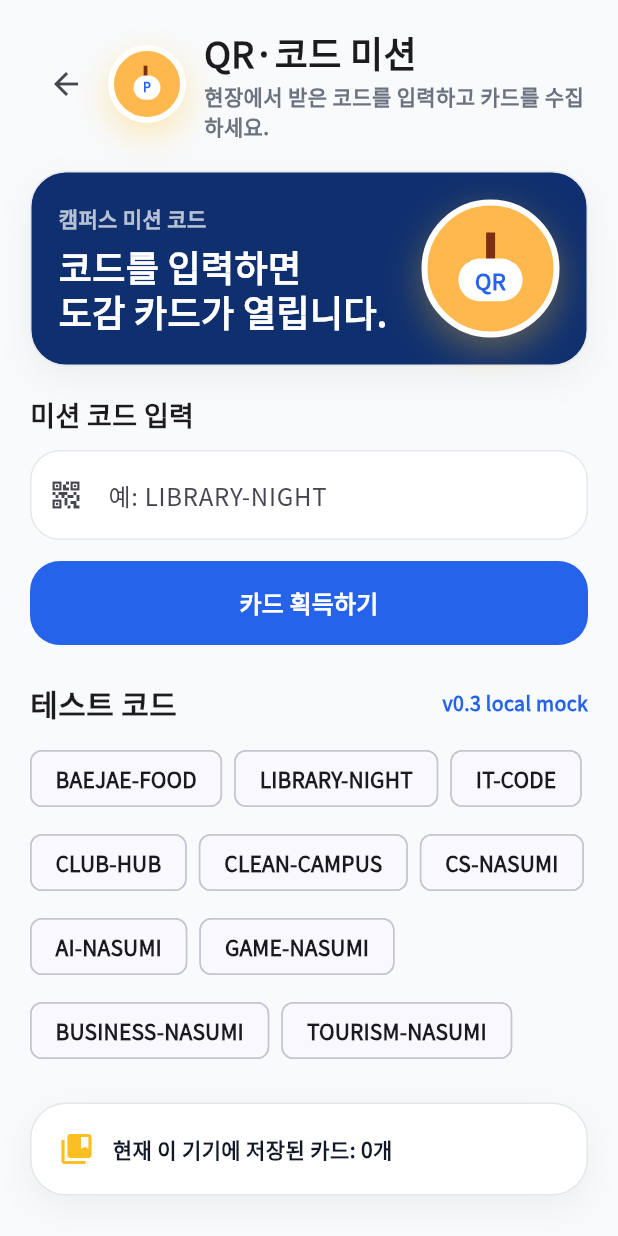
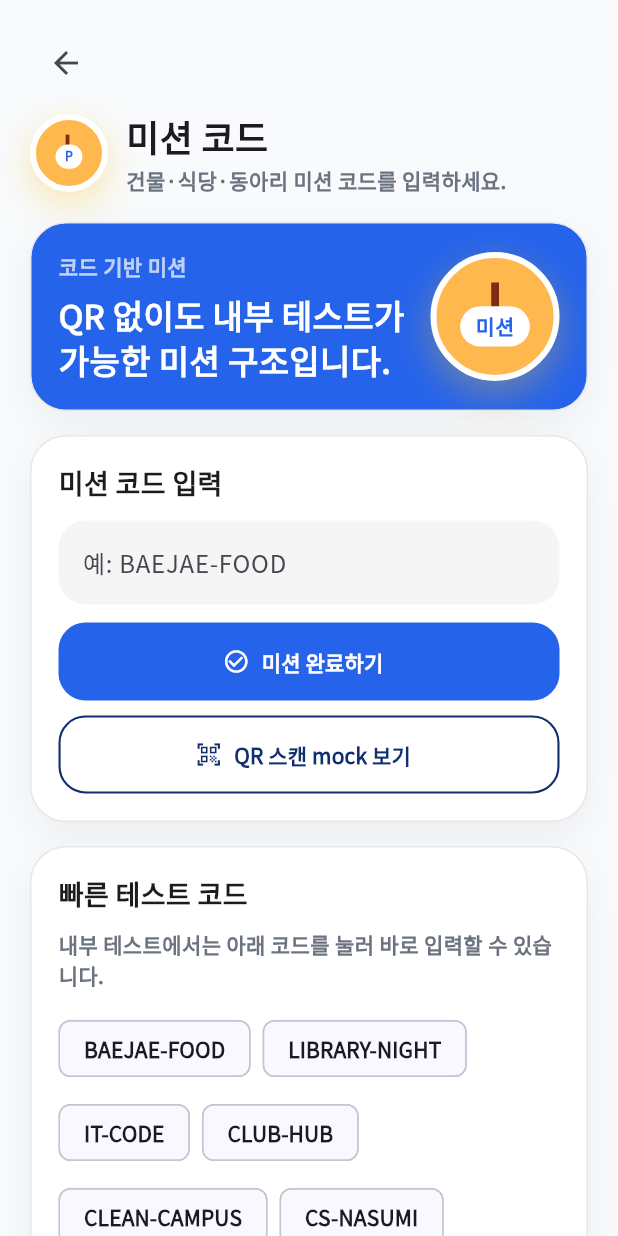
Before and after one commit to gxmzung/paejae-pick-2-app, a Flutter app: the MissionCodeScreen screen opened directly, on a phone screen of 412 x 824 dp. Run offline on Flutter 3.47's test engine with Material 3 defaults, Android fonts, the phone set to English and light mode, and no system bars; our stand-ins replace google_fonts, shared_preferences; accounts and stored records are empty.

Commit message:
feat: polish QR mission mock and code entry flow

```diff
--- a/lib/main.dart
+++ b/lib/main.dart
@@ -2236,6 +2236,134 @@ class ProfileRow extends StatelessWidget {
 }
 
 
+
+class QRMockScreen extends StatelessWidget {
+  const QRMockScreen({super.key});
+
+  @override
+  Widget build(BuildContext context) {
+    return Scaffold(
+      backgroundColor: AppColors.bg,
+      body: SafeArea(
+        child: SingleChildScrollView(
+          padding: const EdgeInsets.fromLTRB(20, 18, 20, 24),
+          child: Column(
+            crossAxisAlignment: CrossAxisAlignment.start,
+            children: [
+              IconButton(
+                onPressed: () => Navigator.of(context).pop(),
+                icon: const Icon(Icons.arrow_back),
+              ),
+              const SizedBox(height: 8),
+              const Header(
+                title: 'QR 스캔',
+                subtitle: 'v1.3에서는 실제 카메라 대신 mock 화면으로 제공합니다.',
+              ),
+              const SizedBox(height: 20),
+              AppCard(
+                color: AppColors.darkBlue,
+                child: Column(
+                  children: [
+                    Container(
+                      width: double.infinity,
+                      height: 260,
+                      decoration: BoxDecoration(
+                        color: Colors.white.withOpacity(0.08),
+                        borderRadius: BorderRadius.circular(26),
+                        border: Border.all(color: Colors.white24, width: 2),
+                      ),
+                      child: Stack(
+                        alignment: Alignment.center,
+                        children: [
+                          Container(
+                            width: 180,
+                            height: 180,
+                            decoration: BoxDecoration(
+                              border: Border.all(color: Colors.white, width: 4),
+                              borderRadius: BorderRadius.circular(22),
+                            ),
+                          ),
+                          const Icon(Icons.qr_code_scanner, color: Colors.white, size: 84),
+                        ],
+                      ),
+                    ),
+                    const SizedBox(height: 18),
+                    const Text(
+                      '실제 QR 스캐너는 v1.4 이후 연동 예정',
+                      textAlign: TextAlign.center,
+                      style: TextStyle(
+                        color: Colors.white,
+                        fontWeight: FontWeight.w900,
+                        fontSize: 18,
+                      ),
+                    ),
+                    const SizedBox(height: 8),
+                    const Text(
+                      '현재는 내부 테스트를 위해 코드 입력 방식으로 미션을 완료합니다.',
+                      textAlign: TextAlign.center,
+                      style: TextStyle(
+                        color: Colors.white70,
+                        fontWeight: FontWeight.w700,
+                        height: 1.5,
+                      ),
+                    ),
+                  ],
+                ),
+              ),
+              const SizedBox(height: 18),
+              AppCard(
+                child: Column(
+                  crossAxisAlignment: CrossAxisAlignment.start,
+                  children: [
+                    const Text(
+                      '왜 아직 mock인가요?',
+                      style: TextStyle(fontSize: 18, fontWeight: FontWeight.w900),
+                    ),
+                    const SizedBox(height: 10),
+                    const Text(
+                      '실제 QR 스캔은 카메라 권한, 기기 테스트, 개인정보/위치 오해 가능성, 악용 방지 로직이 필요합니다. 내부 테스트 단계에서는 코드 입력으로 사용성을 먼저 검증합니다.',
+                      style: TextStyle(
+                        color: AppColors.sub,
+                        fontWeight: FontWeight.w700,
+                        height: 1.6,
+                      ),
+                    ),
+                    const SizedBox(height: 14),
+                    SizedBox(
+                      width: double.infinity,
+                      height: 52,
+                      child: FilledButton.icon(
+                        style: FilledButton.styleFrom(
+                          backgroundColor: AppColors.blue,
+                          shape: RoundedRectangleBorder(
+                            borderRadius: BorderRadius.circular(18),
+                          ),
+                        ),
+                        onPressed: () {
+                          Navigator.of(context).push(
+                            MaterialPageRoute(
+                              builder: (_) => const MissionCodeScreen(),
+                            ),
+                          );
+                        },
+                        icon: const Icon(Icons.keyboard),
+                        label: const Text(
+                          '코드 입력으로 미션 완료',
+                          style: TextStyle(fontWeight: FontWeight.w900),
+                        ),
+                      ),
+                    ),
+                  ],
+                ),
+              ),
+            ],
+          ),
+        ),
+      ),
+    );
+  }
+}
+
 class MissionCodeScreen extends StatefulWidget {
   const MissionCodeScreen({super.key});
 
@@ -2245,31 +2373,32 @@ class MissionCodeScreen extends StatefulWidget {
 
 class _MissionCodeScreenState extends State<MissionCodeScreen> {
   final TextEditingController controller = TextEditingController();
+  String? errorMessage;
 
   final Map<String, Map<String, String>> missionRewards = const {
     'BAEJAE-FOOD': {
       'title': '학생식당 나섬이',
       'rarity': 'Common',
-      'desc': '학생식당 방문 미션을 완료해서 획득한 나섬이 카드입니다.',
+      'desc': '학생식당 방문 미션을 완료해서 획득한 나섬이입니다.',
       'titleReward': '오늘의 식객',
     },
     'LIBRARY-NIGHT': {
       'title': '도서관 나섬이',
       'rarity': 'Rare',
-      'desc': '도서관 야간 탐험 미션을 완료해서 획득한 나섬이 카드입니다.',
-      'titleReward': '야간 학습자',
+      'desc': '시험기간 도서관 미션을 완료해서 획득한 나섬이입니다.',
+      'titleReward': '밤샘 탐험가',
     },
     'IT-CODE': {
       'title': 'IT관 개발자 나섬이',
       'rarity': 'Rare',
-      'desc': 'IT관 코드 미션을 완료해서 획득한 개발자 나섬이 카드입니다.',
+      'desc': '정보과학관 개발자 미션을 완료해서 획득한 나섬이입니다.',
       'titleReward': '캠퍼스 빌더',
     },
     'CLUB-HUB': {
       'title': '동아리 헌터 배지',
       'rarity': 'Badge',
-      'desc': '동아리 공고관 미션을 완료해서 획득한 배지입니다.',
-      'titleReward': '동아리 헌터',
+      'desc': '동아리 공고관 탐색 미션을 완료해서 획득한 배지입니다.',
+      'titleReward': '동아리 탐색자',
     },
     'CLEAN-CAMPUS': {
       'title': '클린캠퍼스 배지',
@@ -2309,50 +2438,33 @@ class _MissionCodeScreenState extends State<MissionCodeScreen> {
     },
   };
 
-  String? errorText;
-  List<String> collected = [];
-
-  @override
-  void initState() {
-    super.initState();
-    loadCollected();
-  }
-
-  Future<void> loadCollected() async {
-    final prefs = await SharedPreferences.getInstance();
-    setState(() {
-      collected = prefs.getStringList('collected_cards') ?? [];
-    });
-  }
-
   Future<void> submitCode() async {
     final code = controller.text.trim().toUpperCase();
 
     if (!missionRewards.containsKey(code)) {
       setState(() {
-        errorText = '유효하지 않은 미션 코드입니다.';
+        errorMessage = '등록되지 않은 미션 코드입니다. 테스트 코드 목록을 확인하세요.';
       });
       return;
     }
 
     final reward = missionRewards[code]!;
-    final cardTitle = reward['title']!;
-
     final prefs = await SharedPreferences.getInstance();
     final current = prefs.getStringList('collected_cards') ?? [];
-
-    if (!current.contains(cardTitle)) {
-      current.add(cardTitle);
+    final title = reward['title']!;
+
+    if (!current.contains(title)) {
+      current.add(title);
       await prefs.setStringList('collected_cards', current);
     }
 
     if (!mounted) return;
 
-    Navigator.of(context).pushReplacement(
+    Navigator.of(context).push(
       MaterialPageRoute(
         builder: (_) => MissionCompleteScreen(
           code: code,
-          title: reward['title']!,
+          title: title,
           rarity: reward['rarity']!,
           desc: reward['desc']!,
           titleReward: reward['titleReward']!,
@@ -2361,9 +2473,16 @@ class _MissionCodeScreenState extends State<MissionCodeScreen> {
     );
   }
 
+  void setQuickCode(String code) {
+    setState(() {
+      controller.text = code;
+      errorMessage = null;
+    });
+  }
+
   @override
   Widget build(BuildContext context) {
-    final sampleCodes = missionRewards.keys.toList();
+    final codes = missionRewards.keys.toList();
 
     return Scaffold(
       backgroundColor: AppColors.bg,
@@ -2373,137 +2492,142 @@ class _MissionCodeScreenState extends State<MissionCodeScreen> {
           child: Column(
             crossAxisAlignment: CrossAxisAlignment.start,
             children: [
-              Row(
-                children: [
               IconButton(
                 onPressed: () => Navigator.of(context).pop(),
                 icon: const Icon(Icons.arrow_back),
               ),
-                  const SizedBox(width: 4),
-                  const Expanded(
-                    child: Header(
-                      title: 'QR·코드 미션',
-                      subtitle: '현장에서 받은 코드를 입력하고 카드를 수집하세요.',
-                    ),
-                  ),
-                ],
-              ),
-              const SizedBox(height: 20),
+              const SizedBox(height: 8),
+              const Header(
+                title: '미션 코드',
+                subtitle: '건물·식당·동아리 미션 코드를 입력하세요.',
+              ),
+              const SizedBox(height: 18),
               AppCard(
-                color: AppColors.darkBlue,
+                color: AppColors.blue,
                 child: Row(
-                  children: [
-                    const Expanded(
+                  children: const [
+                    Expanded(
                       child: Column(
                         crossAxisAlignment: CrossAxisAlignment.start,
                         children: [
                           Text(
-                            '캠퍼스 미션 코드',
-                            style: TextStyle(
-                              color: Colors.white70,
-                              fontWeight: FontWeight.w800,
-                            ),
+                            '코드 기반 미션',
+                            style: TextStyle(color: Colors.white70, fontWeight: FontWeight.w800),
                           ),
                           SizedBox(height: 8),
                           Text(
-                            '코드를 입력하면\n도감 카드가 열립니다.',
+                            'QR 없이도 내부 테스트가\n가능한 미션 구조입니다.',
                             style: TextStyle(
                               color: Colors.white,
-                              fontSize: 24,
+                              fontSize: 22,
                               fontWeight: FontWeight.w900,
-                              height: 1.25,
-                            ),
-                          ),
-                        ],
-                      ),
-                    ),
-                    const Nasumi(size: 92, label: 'QR'),
-                  ],
-                ),
-              ),
-              const SizedBox(height: 20),
-              const Text(
-                '미션 코드 입력',
-                style: TextStyle(fontSize: 18, fontWeight: FontWeight.w900),
-              ),
-              const SizedBox(height: 10),
+                              height: 1.35,
+                            ),
+                          ),
+                        ],
+                      ),
+                    ),
+                    Nasumi(size: 86, label: '미션'),
+                  ],
+                ),
+              ),
+              const SizedBox(height: 16),
+              AppCard(
+                child: Column(
+                  crossAxisAlignment: CrossAxisAlignment.start,
+                  children: [
+                    const Text('미션 코드 입력', style: TextStyle(fontSize: 18, fontWeight: FontWeight.w900)),
+                    const SizedBox(height: 12),
                     TextField(
                       controller: controller,
                       textCapitalization: TextCapitalization.characters,
                       decoration: InputDecoration(
-                  hintText: '예: LIBRARY-NIGHT',
-                  errorText: errorText,
+                        hintText: '예: BAEJAE-FOOD',
+                        errorText: errorMessage,
                         filled: true,
-                  fillColor: Colors.white,
-                  prefixIcon: const Icon(Icons.qr_code_2),
-                  contentPadding: const EdgeInsets.symmetric(horizontal: 18, vertical: 18),
+                        fillColor: Colors.grey.shade100,
                         border: OutlineInputBorder(
-                    borderRadius: BorderRadius.circular(20),
-                    borderSide: const BorderSide(color: Color(0xFFE5E7EB)),
-                  ),
-                  enabledBorder: OutlineInputBorder(
-                    borderRadius: BorderRadius.circular(20),
-                    borderSide: const BorderSide(color: Color(0xFFE5E7EB)),
-                  ),
-                  focusedBorder: OutlineInputBorder(
-                    borderRadius: BorderRadius.circular(20),
-                    borderSide: const BorderSide(color: AppColors.blue, width: 1.6),
-                  ),
-                ),
-              ),
-              const SizedBox(height: 14),
+                          borderRadius: BorderRadius.circular(18),
+                          borderSide: BorderSide.none,
+                        ),
+                      ),
+                    ),
+                    const SizedBox(height: 12),
                     SizedBox(
                       width: double.infinity,
-                height: 56,
-                child: FilledButton(
+                      height: 52,
+                      child: FilledButton.icon(
                         style: FilledButton.styleFrom(
                           backgroundColor: AppColors.blue,
                           shape: RoundedRectangleBorder(
-                      borderRadius: BorderRadius.circular(20),
+                            borderRadius: BorderRadius.circular(18),
                           ),
                         ),
                         onPressed: submitCode,
-                  child: const Text(
-                    '카드 획득하기',
-                    style: TextStyle(fontSize: 16, fontWeight: FontWeight.w900),
-                  ),
-                ),
-              ),
-              const SizedBox(height: 24),
-              SectionTitle(
-                title: '테스트 코드',
-                action: 'v0.3 local mock',
-              ),
-              const SizedBox(height: 12),
+                        icon: const Icon(Icons.check_circle_outline),
+                        label: const Text(
+                          '미션 완료하기',
+                          style: TextStyle(fontWeight: FontWeight.w900),
+                        ),
+                      ),
+                    ),
+                    const SizedBox(height: 10),
+                    SizedBox(
+                      width: double.infinity,
+                      height: 52,
+                      child: OutlinedButton.icon(
+                        style: OutlinedButton.styleFrom(
+                          foregroundColor: AppColors.darkBlue,
+                          side: const BorderSide(color: AppColors.darkBlue, width: 1.4),
+                          shape: RoundedRectangleBorder(
+                            borderRadius: BorderRadius.circular(18),
+                          ),
+                        ),
+                        onPressed: () {
+                          Navigator.of(context).push(
+                            MaterialPageRoute(
+                              builder: (_) => const QRMockScreen(),
+                            ),
+                          );
+                        },
+                        icon: const Icon(Icons.qr_code_scanner),
+                        label: const Text(
+                          'QR 스캔 mock 보기',
+                          style: TextStyle(fontWeight: FontWeight.w900),
+                        ),
+                      ),
+                    ),
+                  ],
+                ),
+              ),
+              const SizedBox(height: 16),
+              AppCard(
+                child: Column(
+                  crossAxisAlignment: CrossAxisAlignment.start,
+                  children: [
+                    const Text('빠른 테스트 코드', style: TextStyle(fontSize: 18, fontWeight: FontWeight.w900)),
+                    const SizedBox(height: 10),
+                    const Text(
+                      '내부 테스트에서는 아래 코드를 눌러 바로 입력할 수 있습니다.',
+                      style: TextStyle(
+                        color: AppColors.sub,
+                        fontWeight: FontWeight.w700,
+                        height: 1.5,
+                      ),
+                    ),
+                    const SizedBox(height: 14),
                     Wrap(
                       spacing: 8,
                       runSpacing: 8,
-                children: sampleCodes.map((code) {
+                      children: codes.map((code) {
                         return ActionChip(
                           label: Text(
                             code,
                             style: const TextStyle(fontWeight: FontWeight.w900),
                           ),
-                    onPressed: () {
-                      controller.text = code;
-                    },
+                          onPressed: () => setQuickCode(code),
                         );
                       }).toList(),
-              ),
-              const SizedBox(height: 24),
-              AppCard(
-                child: Row(
-                  children: [
-                    const Icon(Icons.collections_bookmark, color: AppColors.yellow),
-                    const SizedBox(width: 12),
-                    Expanded(
-                      child: Text(
-                        '현재 이 기기에 저장된 카드: ${collected.length}개',
-                        style: const TextStyle(
-                          fontWeight: FontWeight.w900,
-                          color: AppColors.text,
-                        ),
-                      ),
                     ),
                   ],
                 ),
```
Also changed, not shown: 1 other file. Lines whose indentation alone changed are shown as unchanged.
